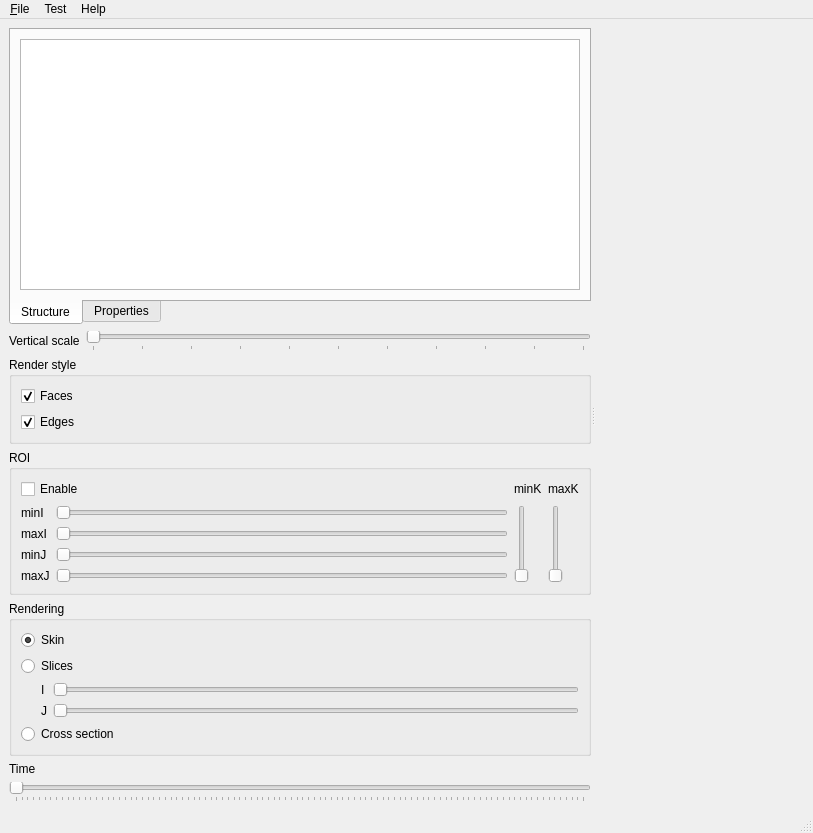
First picture: the form in development/applications/4DPrototype/4DPrototype/MainWindow.ui, repository ArchanaKathiresanHub/Geosigns-Be-Basin-Modelling, before the edit.
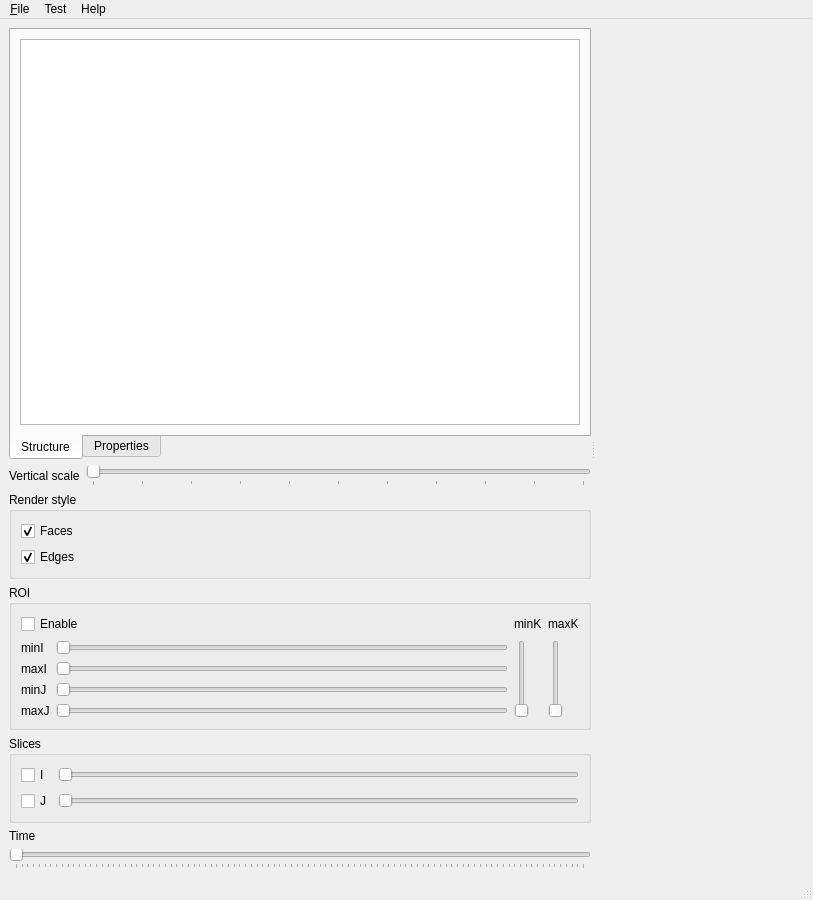
Second picture: the form after the edit. Custom widgets are drawn as their Qt base class.

Commit message:
Added I,J slices, mesh redesign
work-items: #49793
git-tfs-id: [https://sede-pt-ce2.visualstudio.com/DefaultCollection]$/Basin Modeling/IBS/Trunk;C52940

Patch:
```diff
--- a/development/applications/4DPrototype/4DPrototype/MainWindow.ui
+++ b/development/applications/4DPrototype/4DPrototype/MainWindow.ui
@@ -7,7 +7,7 @@
     <x>0</x>
     <y>0</y>
     <width>813</width>
-    <height>833</height>
+    <height>900</height>
    </rect>
   </property>
   <property name="windowTitle">
@@ -259,48 +259,13 @@
         <item>
          <widget class="QGroupBox" name="groupBox">
           <property name="title">
-           <string>Rendering</string>
-          </property>
-          <layout class="QVBoxLayout" name="verticalLayout_2">
-           <item>
-            <widget class="QRadioButton" name="radioButtonSkin">
-             <property name="text">
-              <string>Skin</string>
-             </property>
-             <property name="checked">
-              <bool>true</bool>
-             </property>
-            </widget>
-           </item>
-           <item>
-            <widget class="QRadioButton" name="radioButtonSlices">
-             <property name="text">
               <string>Slices</string>
              </property>
-            </widget>
-           </item>
-           <item>
             <layout class="QHBoxLayout" name="horizontalLayout">
-             <item>
-              <spacer name="horizontalSpacer">
-               <property name="orientation">
-                <enum>Qt::Horizontal</enum>
-               </property>
-               <property name="sizeType">
-                <enum>QSizePolicy::Fixed</enum>
-               </property>
-               <property name="sizeHint" stdset="0">
-                <size>
-                 <width>20</width>
-                 <height>20</height>
-                </size>
-               </property>
-              </spacer>
-             </item>
              <item>
               <layout class="QGridLayout" name="gridLayout">
                <item row="0" column="0">
-                <widget class="QLabel" name="labelSliceI">
+              <widget class="QCheckBox" name="checkBoxSliceI">
                  <property name="text">
                   <string>I</string>
                  </property>
@@ -314,7 +279,7 @@
                 </widget>
                </item>
                <item row="1" column="0">
-                <widget class="QLabel" name="labelSliceJ">
+              <widget class="QCheckBox" name="checkBoxSliceJ">
                  <property name="text">
                   <string>J</string>
                  </property>
@@ -328,15 +293,6 @@
                 </widget>
                </item>
               </layout>
-             </item>
-            </layout>
-           </item>
-           <item>
-            <widget class="QRadioButton" name="radioButtonCrossSection">
-             <property name="text">
-              <string>Cross section</string>
-             </property>
-            </widget>
            </item>
           </layout>
          </widget>
```
Lines whose indentation alone changed are shown as unchanged. The commit also changes 15 other files.
